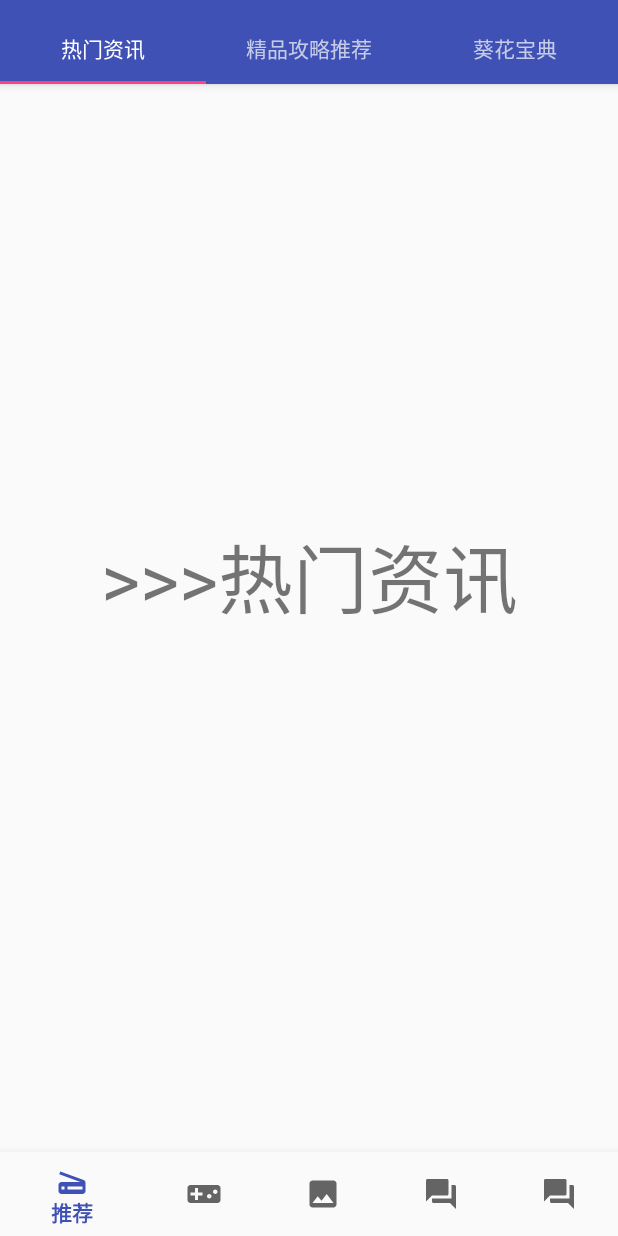
After one commit to ZhuoKeTeam/JueDiQiuSheng, an Android app: the HotInformationFragment screen opened directly, with no data from a screen before it, on a phone screen of 412 x 824 dp. The commit adds this screen. Run offline under Robolectric (Android 15) with nearby library versions, the phone set to English and light mode, and no system bars; libraries missing offline, so code that uses them is left out: com.alibaba.android, com.yw.game; 2 statements that could not run were skipped.

Commit message:
1. 启动页面全屏； 2. 添加首页的三个 Fragment。

```diff
--- a/app/src/main/AndroidManifest.xml
+++ b/app/src/main/AndroidManifest.xml
@@ -25,7 +25,7 @@
         <activity android:name=".module.pic.details.JDQSSeeBigPicActivity" />
         <activity android:name=".activity.SortActivity" />
         <activity android:name=".activity.SortDetailActivity" />
-        <activity android:name=".activity.SplashActivity">
+        <activity android:name=".activity.SplashActivity" android:theme="@style/Theme.AppCompat.Light.NoActionBar.FullScreen">
             <intent-filter>
                 <action android:name="android.intent.action.MAIN" />
 
--- a/app/src/main/java/cc/zkteam/juediqiusheng/activity/MainActivity.java
+++ b/app/src/main/java/cc/zkteam/juediqiusheng/activity/MainActivity.java
@@ -100,17 +100,17 @@ public class MainActivity extends BaseActivity {
                 case R.id.navigation_recommend:
                     mViewPager.setCurrentItem(0);
                     mTextMessage.setText(R.string.title_recommend);
-                    mTextView.setVisibility(View.VISIBLE);
+                    mTextView.setVisibility(View.GONE);
                     return true;
                 case R.id.navigation_game:
                     mViewPager.setCurrentItem(1);
                     mTextMessage.setText(R.string.title_game);
-                    mTextView.setVisibility(View.VISIBLE);
+                    mTextView.setVisibility(View.GONE);
                     return true;
                 case R.id.navigation_picture:
                     mViewPager.setCurrentItem(2);
                     mTextMessage.setText(R.string.title_picture);
-                    mTextView.setVisibility(View.VISIBLE);
+                    mTextView.setVisibility(View.GONE);
                     return true;
 
                 case R.id.navigation_question:
@@ -145,6 +145,9 @@ public class MainActivity extends BaseActivity {
         navigation = (BottomNavigationView) findViewById(R.id.navigation);
         navigation.setOnNavigationItemSelectedListener(mOnNavigationItemSelectedListener);
 
+        mTextView.setVisibility(View.GONE);
+        mTextMessage.setVisibility(View.GONE);
+
         // Set up the ViewPager with the sections adapter.
         mViewPager = (ViewPager) findViewById(R.id.container);
 
@@ -174,7 +177,7 @@ public class MainActivity extends BaseActivity {
         testRequestApi();
 
         // 演示 如何使用 LifeComponents
-        testLifeComponents(mTextView);
+//        testLifeComponents(mTextView);
     }
 
     @Override
@@ -292,7 +295,7 @@ public class MainActivity extends BaseActivity {
                                  Bundle savedInstanceState) {
             View rootView = inflater.inflate(R.layout.fragment_main, container, false);
             TextView textView = (TextView) rootView.findViewById(R.id.section_label);
-            textView.setText(getString(R.string.section_format, getArguments().getInt(ARG_SECTION_NUMBER)));
+            textView.setText(getString(R.string.section_format, getArguments().getString(ARG_SECTION_NUMBER)));
             return rootView;
         }
 
--- a/app/src/main/java/cc/zkteam/juediqiusheng/activity/WQSectionsPagerAdapter.java
+++ b/app/src/main/java/cc/zkteam/juediqiusheng/activity/WQSectionsPagerAdapter.java
@@ -4,11 +4,15 @@ import android.support.v4.app.Fragment;
 import android.support.v4.app.FragmentManager;
 import android.support.v4.app.FragmentPagerAdapter;
 
+import cc.zkteam.juediqiusheng.fragment.HotInformationFragment;
+import cc.zkteam.juediqiusheng.fragment.RecommendFragment;
+import cc.zkteam.juediqiusheng.fragment.SunflowerFragment;
+
 /**
  * Created by WangQing on 2017/10/30.
  */
 
-public class WQSectionsPagerAdapter  extends FragmentPagerAdapter {
+public class WQSectionsPagerAdapter extends FragmentPagerAdapter {
     public WQSectionsPagerAdapter(FragmentManager fm) {
         super(fm);
     }
@@ -17,7 +21,23 @@ public class WQSectionsPagerAdapter  extends FragmentPagerAdapter {
     public Fragment getItem(int position) {
         // getItem is called to instantiate the fragment for the given page.
         // Return a PlaceholderFragment (defined as a static inner class below).
-        return WQFragment.newInstance(position + 1);
+//        return WQFragment.newInstance(position + 1);
+
+        Fragment fragment = null;
+
+        switch (position) {
+            case 0:
+                fragment = HotInformationFragment.newInstance("热门资讯");
+                break;
+            case 1:
+                fragment = RecommendFragment.newInstance("精品攻略推荐");
+                break;
+            case 2:
+                fragment = SunflowerFragment.newInstance("葵花宝典");
+                break;
+        }
+
+        return fragment;
     }
 
     @Override
--- /dev/null
+++ b/app/src/main/java/cc/zkteam/juediqiusheng/fragment/HotInformationFragment.java
@@ -0,0 +1,46 @@
+package cc.zkteam.juediqiusheng.fragment;
+
+import android.os.Bundle;
+import android.support.v4.app.Fragment;
+import android.view.LayoutInflater;
+import android.view.View;
+import android.view.ViewGroup;
+import android.widget.TextView;
+
+import cc.zkteam.juediqiusheng.R;
+
+/**
+ * Created by WangQing on 2017/10/30.
+ */
+
+public class HotInformationFragment extends Fragment {
+    /**
+     * The fragment argument representing the section number for this
+     * fragment.
+     */
+    private static final String ARG_SECTION_NUMBER = "section_number";
+
+    public HotInformationFragment() {
+    }
+
+    /**
+     * Returns a new instance of this fragment for the given section
+     * number.
+     */
+    public static HotInformationFragment newInstance(String text) {
+        HotInformationFragment fragment = new HotInformationFragment();
+        Bundle args = new Bundle();
+        args.putString(ARG_SECTION_NUMBER, text);
+        fragment.setArguments(args);
+        return fragment;
+    }
+
+    @Override
+    public View onCreateView(LayoutInflater inflater, ViewGroup container,
+                             Bundle savedInstanceState) {
+        View rootView = inflater.inflate(R.layout.fragment_rec_hot_infor, container, false);
+        TextView textView = (TextView) rootView.findViewById(R.id.text);
+        textView.setText(getString(R.string.section_format, getArguments().getString(ARG_SECTION_NUMBER)));
+        return rootView;
+    }
+}
--- /dev/null
+++ b/app/src/main/java/cc/zkteam/juediqiusheng/fragment/RecommendFragment.java
@@ -0,0 +1,46 @@
+package cc.zkteam.juediqiusheng.fragment;
+
+import android.os.Bundle;
+import android.support.v4.app.Fragment;
+import android.view.LayoutInflater;
+import android.view.View;
+import android.view.ViewGroup;
+import android.widget.TextView;
+
+import cc.zkteam.juediqiusheng.R;
+
+/**
+ * Created by WangQing on 2017/10/30.
+ */
+
+public class RecommendFragment extends Fragment {
+    /**
+     * The fragment argument representing the section number for this
+     * fragment.
+     */
+    private static final String ARG_SECTION_NUMBER = "section_number";
+
+    public RecommendFragment() {
+    }
+
+    /**
+     * Returns a new instance of this fragment for the given section
+     * number.
+     */
+    public static RecommendFragment newInstance(String text) {
+        RecommendFragment fragment = new RecommendFragment();
+        Bundle args = new Bundle();
+        args.putString(ARG_SECTION_NUMBER, text);
+        fragment.setArguments(args);
+        return fragment;
+    }
+
+    @Override
+    public View onCreateView(LayoutInflater inflater, ViewGroup container,
+                             Bundle savedInstanceState) {
+        View rootView = inflater.inflate(R.layout.fragment_rec_recommend, container, false);
+        TextView textView = (TextView) rootView.findViewById(R.id.text);
+        textView.setText(getString(R.string.section_format, getArguments().getString(ARG_SECTION_NUMBER)));
+        return rootView;
+    }
+}
--- a/app/src/main/res/layout/fragment_main.xml
+++ b/app/src/main/res/layout/fragment_main.xml
@@ -16,7 +16,8 @@
         app:layout_constraintLeft_toLeftOf="parent"
         app:layout_constraintTop_toTopOf="@+id/constraintLayout"
         tools:layout_constraintLeft_creator="1"
-        tools:layout_constraintTop_creator="1"/>
+        tools:layout_constraintTop_creator="1"
+        android:visibility="gone"/>
 
 
 
--- /dev/null
+++ b/app/src/main/res/layout/fragment_rec_hot_infor.xml
@@ -0,0 +1,27 @@
+<android.support.constraint.ConstraintLayout xmlns:android="http://schemas.android.com/apk/res/android"
+                                             xmlns:app="http://schemas.android.com/apk/res-auto"
+                                             xmlns:tools="http://schemas.android.com/tools"
+                                             android:id="@+id/constraintLayout"
+                                             android:layout_width="match_parent"
+                                             android:layout_height="match_parent">
+
+    <TextView
+        android:id="@+id/text"
+        android:layout_width="wrap_content"
+        android:layout_height="wrap_content"
+        android:layout_marginBottom="8dp"
+        android:layout_marginEnd="8dp"
+        android:layout_marginLeft="168dp"
+        android:layout_marginStart="8dp"
+        android:layout_marginTop="8dp"
+        android:text="Hello!!!"
+        android:textSize="50sp"
+        app:layout_constraintBottom_toBottomOf="parent"
+        app:layout_constraintEnd_toEndOf="parent"
+        app:layout_constraintLeft_toLeftOf="parent"
+        app:layout_constraintStart_toStartOf="parent"
+        app:layout_constraintTop_toTopOf="parent"
+        tools:layout_constraintLeft_creator="1"
+        tools:layout_constraintTop_creator="1"/>
+
+</android.support.constraint.ConstraintLayout>
--- a/app/src/main/res/values/strings.xml
+++ b/app/src/main/res/values/strings.xml
@@ -7,11 +7,11 @@
     <string name="title_game">攻略</string>
     <string name="title_picture">图片</string>
     <string name="title_question">问答</string>
-    <string name="section_format">Hello World from section: %1$d</string>
+    <string name="section_format">>>>%1$s</string>
 
-    <string name="tab_text_1">Tab 1</string>
-    <string name="tab_text_2">Tab 2</string>
-    <string name="tab_text_3">Tab 3</string>
+    <string name="tab_text_1">热门资讯</string>
+    <string name="tab_text_2">精品攻略推荐</string>
+    <string name="tab_text_3">葵花宝典</string>
 
     <string name="hello_blank_fragment">Hello blank fragment</string>
 
--- a/app/src/main/res/values/styles.xml
+++ b/app/src/main/res/values/styles.xml
@@ -6,6 +6,13 @@
         <item name="colorPrimary">@color/colorPrimary</item>
         <item name="colorPrimaryDark">@color/colorPrimaryDark</item>
         <item name="colorAccent">@color/colorAccent</item>
+    </style>
+
+    <style name="Theme.AppCompat.Light.NoActionBar.FullScreen" parent="@style/Theme.AppCompat.Light">
+        <item name="windowNoTitle">true</item>
+        <item name="windowActionBar">false</item>
+        <item name="android:windowFullscreen">true</item>
+        <item name="android:windowContentOverlay">@null</item>
     </style>
 
     <style name="AppTheme.NoActionBar">
```
Also changed, not shown: app/src/main/java/cc/zkteam/juediqiusheng/fragment/SunflowerFragment.java (added, +46 -0 lines), app/src/main/res/layout/fragment_rec_recommend.xml (added, +27 -0 lines), app/src/main/res/layout/fragment_rec_sunflower.xml (added, +27 -0 lines).
